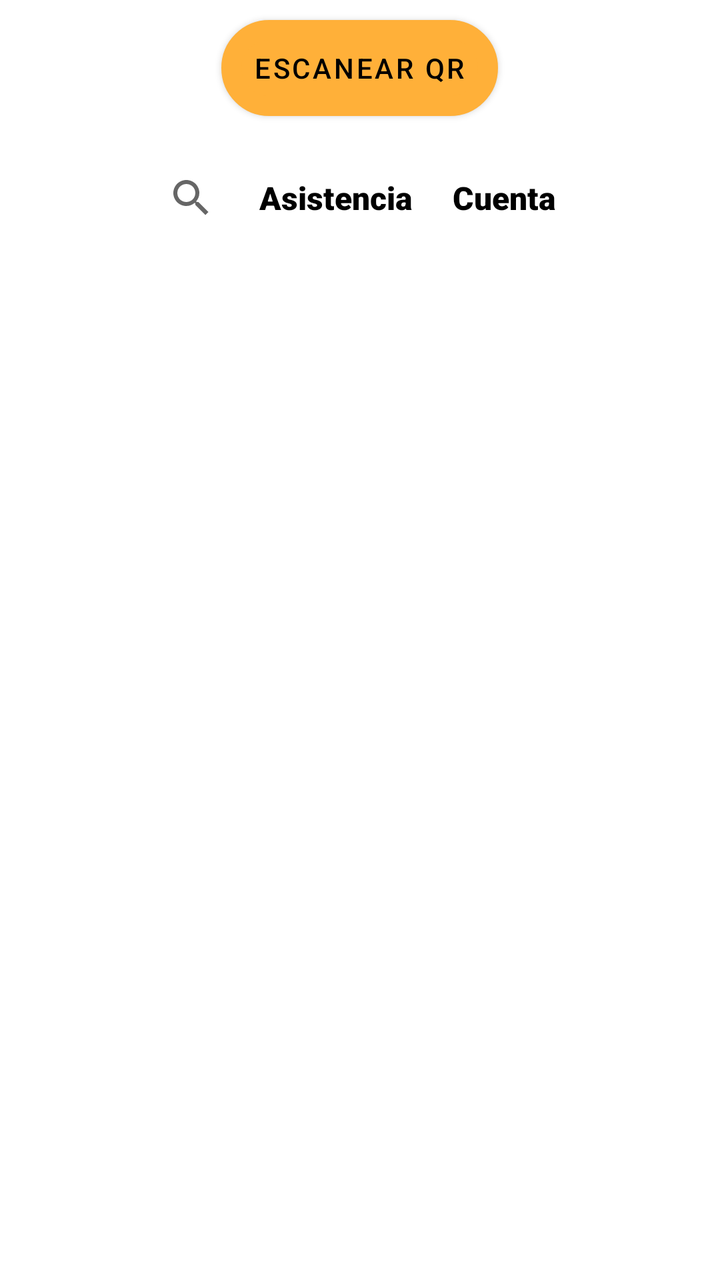
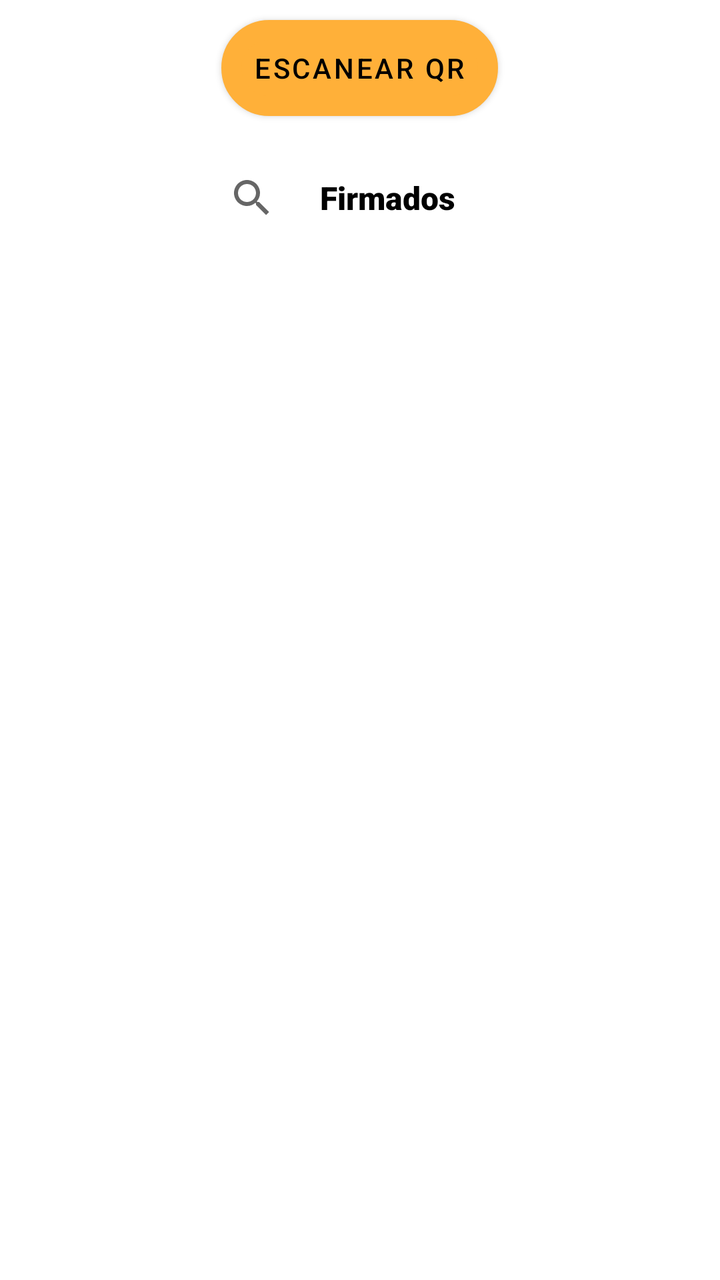

Two renders of the same Android screen: before a commit and after it. Below are the layout's source before the change and the commit's diff.
<!-- AndroidManifest.xml: application theme Theme.Eventos -->
<!-- res/layout/fragment_confirmar_firma.xml -->
<?xml version="1.0" encoding="utf-8"?>
<ScrollView xmlns:android="http://schemas.android.com/apk/res/android"
    xmlns:tools="http://schemas.android.com/tools"
    android:layout_width="match_parent"
    android:layout_height="match_parent"
    tools:context=".ConfirmarFirma">

    <LinearLayout
        android:layout_width="match_parent"
        android:layout_height="match_parent"
        android:orientation="vertical">


        <Button
            android:id="@+id/button_escanear"
            android:layout_width="wrap_content"
            android:layout_height="wrap_content"
            android:layout_margin="10dp"
            android:gravity="center"
            android:layout_gravity="center"
            android:theme="@style/Botones"
            android:textColor="@color/black"
            android:background="@drawable/boton"
            android:text="@string/EscanearQr" />

        <SearchView
            android:id="@+id/search_invitados"
            android:layout_width="wrap_content"
            android:layout_height="wrap_content"
            android:layout_gravity="center"
            android:layout_marginTop="10dp"
            android:background="@color/whitetrasparente"
            android:orientation="horizontal">

            <TextView
                android:layout_width="match_parent"
                android:layout_height="wrap_content"
                android:gravity="center"
                android:layout_margin="10dp"
                android:text="@string/Asistencia"
                android:textColor="@color/black"
                android:theme="@style/texto_sub_titulo" />
            <TextView
                android:id="@+id/textView_cuenta"
                android:layout_width="match_parent"
                android:layout_height="wrap_content"
                android:layout_margin="10dp"
                android:layout_gravity="center"
                android:gravity="center_vertical"
                android:textColor="@color/black"
                android:theme="@style/texto_sub_titulo"
                android:text="@string/cuenta" />
        </SearchView>

        <androidx.recyclerview.widget.RecyclerView
            android:id="@+id/recyclerView_asistencia"
            android:layout_margin="10dp"
            android:layout_width="match_parent"
            android:layout_height="match_parent" />
    </LinearLayout>


</ScrollView>
<!-- resources referenced by this layout -->
<resources>
  <color name="black">#FF000000</color>
  <color name="whitetrasparente">#C4FFFFFF</color>
  <!-- drawable boton (drawable) -->
  <?xml version="1.0" encoding="utf-8"?>
  <selector xmlns:android="http://schemas.android.com/apk/res/android" >
      <item >
          <shape android:shape="rectangle"  >
              <corners android:radius="100dip" />
              <stroke android:width="10dip" android:color="@color/black" />
              <solid android:color="@color/amarillo" />
          </shape>
      </item>
  </selector>
  <string name="Asistencia">Asistencia</string>
  <string name="EscanearQr">Escanear QR</string>
  <string name="cuenta">Cuenta</string>
  <style name="Botones" parent="Theme.AppCompat.Light.NoActionBar">
      <item name="android:background">@drawable/boton</item>
          <item name="android:textSize">14sp</item>
          <item name="colorPrimaryVariant">@color/black</item>
          <item name="colorPrimary">@color/amarillo</item>
      </style>
  <style name="texto_sub_titulo" parent="Theme.Eventos">
          <item name="android:textSize">16sp</item>
          <item name="android:textColor">@color/white</item>
          <item name="android:textStyle">bold</item>
          <item name="android:layout_margin">5sp</item>
          <item name="fontFamily">sans-serif-black</item>
      </style>
  <style name="Theme.Eventos" parent="Theme.MaterialComponents.DayNight.DarkActionBar">
          
          <item name="colorPrimary">@color/amarilloFondo</item>
          <item name="colorPrimaryVariant">@color/amarillo</item>
          <item name="colorOnPrimary">@color/white</item>
          
          <item name="colorSecondary">@color/teal_200</item>
          <item name="colorSecondaryVariant">@color/teal_700</item>
          <item name="colorOnSecondary">@color/black</item>
          
  
          <item name="android:statusBarColor" tools:targetApi="l">?attr/colorPrimaryVariant</item>
  
          
          
          <item name="windowActionBar">false</item>
          <item name="windowNoTitle">true</item>
      </style>
  <color name="amarillo">#FFB039</color>
  <color name="white">#FFFFFFFF</color>
  <color name="amarilloFondo">#885A28</color>
  <color name="teal_200">#DF885A28</color>
  <color name="teal_700">#DF885A28</color>
</resources>

<!-- the commit's change to res/layout/fragment_confirmar_firma.xml (unified diff, before → after) -->
@@ -37,7 +37,7 @@
                 android:layout_height="wrap_content"
                 android:gravity="center"
                 android:layout_margin="10dp"
-                android:text="@string/Asistencia"
+                android:text="@string/Firmados"
                 android:textColor="@color/black"
                 android:theme="@style/texto_sub_titulo" />
             <TextView
@@ -49,7 +49,7 @@
                 android:gravity="center_vertical"
                 android:textColor="@color/black"
                 android:theme="@style/texto_sub_titulo"
-                android:text="@string/cuenta" />
+                />
         </SearchView>
 
         <androidx.recyclerview.widget.RecyclerView
<!-- resource entries referenced after the edit -->
@@ -13,9 +13,8 @@
           </shape>
       </item>
   </selector>
-  <string name="Asistencia">Asistencia</string>
   <string name="EscanearQr">Escanear QR</string>
-  <string name="cuenta">Cuenta</string>
+  <string name="Firmados">Firmados</string>
   <style name="Botones" parent="Theme.AppCompat.Light.NoActionBar">
       <item name="android:background">@drawable/boton</item>
           <item name="android:textSize">14sp</item>
